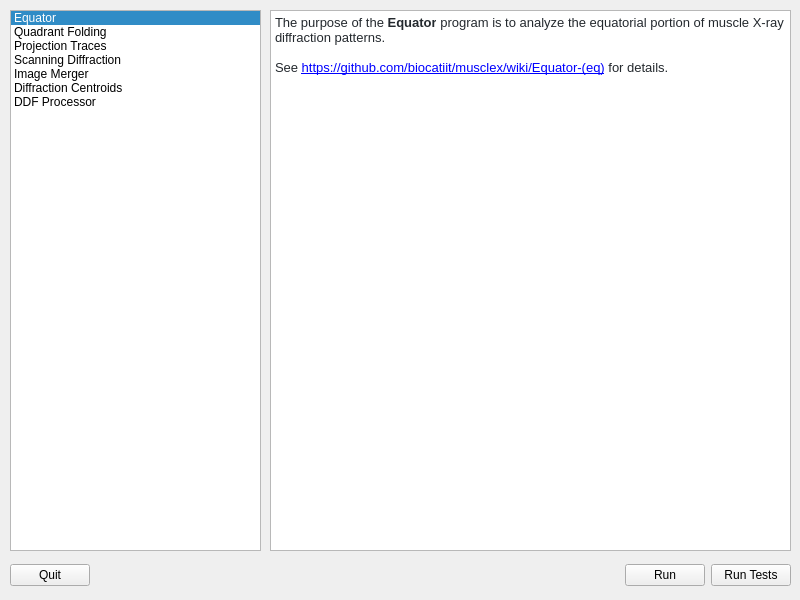
Before: the Qt Designer form musclex/ui/launcher.ui in biocatiit/musclex, drawn with Qt 5.
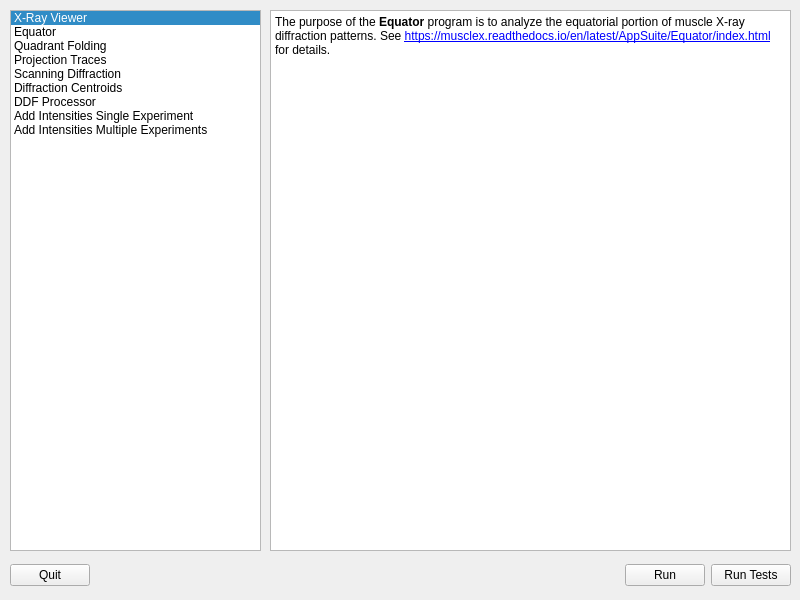
After: the same form once the commit is applied. The open tabs and pages were chosen to show the change.

Commit message: XRay Viewer added to MuscleX + docs update + Launcherform update

```diff
--- a/musclex/ui/launcher.ui
+++ b/musclex/ui/launcher.ui
@@ -36,7 +36,7 @@
    </property>
    <item>
     <property name="text">
-     <string>Equator</string>
+     <string>X-Ray Viewer</string>
     </property>
     <property name="background">
      <brush brushstyle="NoBrush">
@@ -51,6 +51,14 @@
      <set>ItemIsSelectable|ItemIsUserCheckable|ItemIsEnabled</set>
     </property>
    </item>
+   <item>
+    <property name="text">
+     <string>Equator</string>
+    </property>
+    <property name="flags">
+     <set>ItemIsSelectable|ItemIsUserCheckable|ItemIsEnabled</set>
+    </property>
+   </item>
    <item>
     <property name="text">
      <string>Quadrant Folding</string>
@@ -75,14 +83,6 @@
      <set>ItemIsSelectable|ItemIsUserCheckable|ItemIsEnabled</set>
     </property>
    </item>
-   <item>
-    <property name="text">
-     <string>Image Merger</string>
-    </property>
-    <property name="flags">
-     <set>ItemIsSelectable|ItemIsUserCheckable|ItemIsEnabled</set>
-    </property>
-   </item>
    <item>
     <property name="text">
      <string>Diffraction Centroids</string>
@@ -99,6 +99,22 @@
      <set>ItemIsSelectable|ItemIsUserCheckable|ItemIsEnabled</set>
     </property>
    </item>
+   <item>
+    <property name="text">
+     <string>Add Intensities Single Experiment</string>
+    </property>
+    <property name="flags">
+     <set>ItemIsSelectable|ItemIsUserCheckable|ItemIsEnabled</set>
+    </property>
+   </item>
+   <item>
+    <property name="text">
+     <string>Add Intensities Multiple Experiments</string>
+    </property>
+    <property name="flags">
+     <set>ItemIsSelectable|ItemIsUserCheckable|ItemIsEnabled</set>
+    </property>
+   </item>
   </widget>
   <widget class="QStackedWidget" name="stackedWidget">
    <property name="geometry">
@@ -126,10 +142,39 @@
       <string>&lt;!DOCTYPE HTML PUBLIC &quot;-//W3C//DTD HTML 4.0//EN&quot; &quot;http://www.w3.org/TR/REC-html40/strict.dtd&quot;&gt;
 &lt;html&gt;&lt;head&gt;&lt;meta name=&quot;qrichtext&quot; content=&quot;1&quot; /&gt;&lt;style type=&quot;text/css&quot;&gt;
 p, li { white-space: pre-wrap; }
-&lt;/style&gt;&lt;/head&gt;&lt;body style=&quot; font-family:'SimSun'; font-size:9pt; font-weight:400; font-style:normal;&quot;&gt;
-&lt;p style=&quot; margin-top:0px; margin-bottom:0px; margin-left:0px; margin-right:0px; -qt-block-indent:0; text-indent:0px;&quot;&gt;&lt;span style=&quot; font-family:'-apple-system,BlinkMacSystemFont,Segoe UI,Helvetica,Arial,sans-serif,Apple Color Emoji,Segoe UI Emoji,Segoe UI Symbol'; font-size:10pt; color:#24292e; background-color:#ffffff;&quot;&gt;The purpose of the &lt;/span&gt;&lt;span style=&quot; font-family:'-apple-system,BlinkMacSystemFont,Segoe UI,Helvetica,Arial,sans-serif,Apple Color Emoji,Segoe UI Emoji,Segoe UI Symbol'; font-size:10pt; font-weight:600; color:#24292e; background-color:#ffffff;&quot;&gt;Equator&lt;/span&gt;&lt;span style=&quot; font-family:'-apple-system,BlinkMacSystemFont,Segoe UI,Helvetica,Arial,sans-serif,Apple Color Emoji,Segoe UI Emoji,Segoe UI Symbol'; font-size:10pt; color:#24292e; background-color:#ffffff;&quot;&gt; program is to analyze the equatorial portion of muscle X-ray diffraction patterns.&lt;/span&gt;&lt;/p&gt;
-&lt;p style=&quot;-qt-paragraph-type:empty; margin-top:0px; margin-bottom:0px; margin-left:0px; margin-right:0px; -qt-block-indent:0; text-indent:0px; font-family:'-apple-system,BlinkMacSystemFont,Segoe UI,Helvetica,Arial,sans-serif,Apple Color Emoji,Segoe UI Emoji,Segoe UI Symbol'; font-size:10pt; color:#24292e;&quot;&gt;&lt;br /&gt;&lt;/p&gt;
-&lt;p style=&quot; margin-top:0px; margin-bottom:0px; margin-left:0px; margin-right:0px; -qt-block-indent:0; text-indent:0px;&quot;&gt;&lt;span style=&quot; font-family:'-apple-system,BlinkMacSystemFont,Segoe UI,Helvetica,Arial,sans-serif,Apple Color Emoji,Segoe UI Emoji,Segoe UI Symbol'; font-size:10pt; color:#24292e; background-color:#ffffff;&quot;&gt;See &lt;/span&gt;&lt;a href=&quot;https://github.com/biocatiit/musclex/wiki/Equator-(eq)&quot;&gt;&lt;span style=&quot; font-size:10pt; text-decoration: underline; color:#0000ff;&quot;&gt;https://github.com/biocatiit/musclex/wiki/Equator-(eq)&lt;/span&gt;&lt;/a&gt;&lt;span style=&quot; font-family:'-apple-system,BlinkMacSystemFont,Segoe UI,Helvetica,Arial,sans-serif,Apple Color Emoji,Segoe UI Emoji,Segoe UI Symbol'; font-size:10pt; color:#24292e; background-color:#ffffff;&quot;&gt; for details.&lt;/span&gt;&lt;/p&gt;&lt;/body&gt;&lt;/html&gt;</string>
+&lt;/style&gt;&lt;/head&gt;&lt;body style=&quot; font-family:'Sans Serif'; font-size:9pt; font-weight:400; font-style:normal;&quot;&gt;
+&lt;p style=&quot; margin-top:6px; margin-bottom:6px; margin-left:0px; margin-right:0px; -qt-block-indent:0; text-indent:0px;&quot;&gt;&lt;span style=&quot; font-weight:600;&quot;&gt;X-Ray Viewer&lt;/span&gt; is a small program used to display tif and h5 files and able to play images in a folder (or h5 file) as a video. A second tab shows a selected slice or an integrated slice of the image as a graph. See &lt;a href=&quot;https://musclex.readthedocs.io/en/latest/AppSuite/XRayViewer/index.html&quot;&gt;&lt;span style=&quot; color:#0000ff;&quot;&gt;https://musclex.readthedocs.io/en/latest/AppSuite/XRayViewer/index.html&lt;/span&gt;&lt;/a&gt; for details.&lt;/p&gt;&lt;/body&gt;&lt;/html&gt;</string>
+     </property>
+     <property name="openExternalLinks">
+      <bool>true</bool>
+     </property>
+    </widget>
+   </widget>
+   <widget class="QWidget" name="page_1">
+    <widget class="QTextBrowser" name="textBrowser_1">
+     <property name="geometry">
+      <rect>
+       <x>0</x>
+       <y>0</y>
+       <width>521</width>
+       <height>541</height>
+      </rect>
+     </property>
+     <property name="markdown">
+      <string>The purpose of the **Equator** program is to analyze the equatorial portion of
+muscle X-ray diffraction patterns. <br />
+See 
+[https://musclex.readthedocs.io/en/latest/AppSuite/Equator/index.html](https://musclex.readthedocs.io/en/latest/AppSuite/Equator/index.html)
+for details.
+
+</string>
+     </property>
+     <property name="html">
+      <string>&lt;!DOCTYPE HTML PUBLIC &quot;-//W3C//DTD HTML 4.0//EN&quot; &quot;http://www.w3.org/TR/REC-html40/strict.dtd&quot;&gt;
+&lt;html&gt;&lt;head&gt;&lt;meta name=&quot;qrichtext&quot; content=&quot;1&quot; /&gt;&lt;style type=&quot;text/css&quot;&gt;
+p, li { white-space: pre-wrap; }
+&lt;/style&gt;&lt;/head&gt;&lt;body style=&quot; font-family:'Sans Serif'; font-size:9pt; font-weight:400; font-style:normal;&quot;&gt;
+&lt;p style=&quot; margin-top:6px; margin-bottom:6px; margin-left:0px; margin-right:0px; -qt-block-indent:0; text-indent:0px;&quot;&gt;The purpose of the &lt;span style=&quot; font-weight:600;&quot;&gt;Equator&lt;/span&gt; program is to analyze the equatorial portion of muscle X-ray diffraction patterns. See &lt;a href=&quot;https://musclex.readthedocs.io/en/latest/AppSuite/Equator/index.html&quot;&gt;&lt;span style=&quot; color:#0000ff;&quot;&gt;https://musclex.readthedocs.io/en/latest/AppSuite/Equator/index.html&lt;/span&gt;&lt;/a&gt; for details.&lt;/p&gt;&lt;/body&gt;&lt;/html&gt;</string>
      </property>
      <property name="openExternalLinks">
       <bool>true</bool>
```
Left out of the diff: 147 changed lines with no effect on the pictures. The commit also changes 19 other files.
